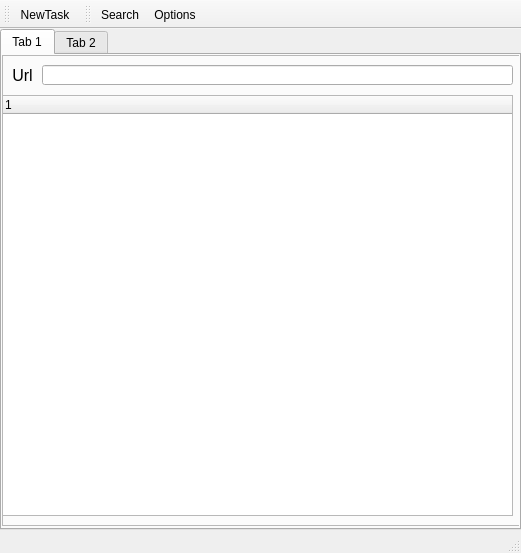
Qt form ImageDownloader/ui/Ui_ImageDownloader.ui (locke12456/ImageDownloader) before a commit.
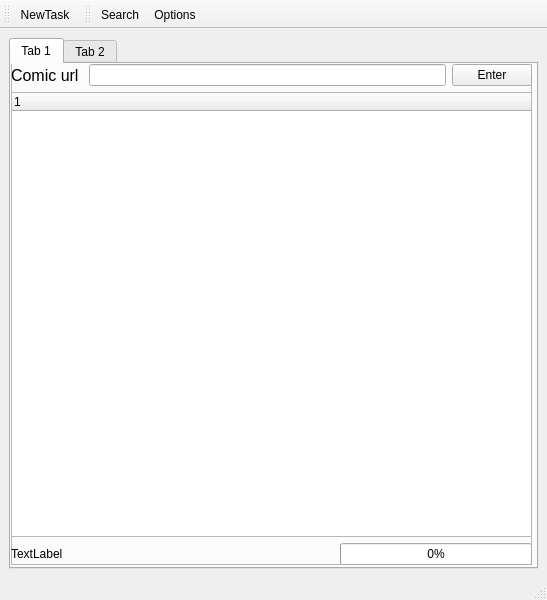
The same form after that commit. Icons and pictures are not drawn.

What changed in the file:
```diff
--- a/ImageDownloader/ui/Ui_ImageDownloader.ui
+++ b/ImageDownloader/ui/Ui_ImageDownloader.ui
@@ -6,8 +6,8 @@
    <rect>
     <x>0</x>
     <y>0</y>
-    <width>521</width>
-    <height>553</height>
+    <width>547</width>
+    <height>600</height>
    </rect>
   </property>
   <property name="minimumSize">
@@ -26,15 +26,9 @@
    <string>ImageDownloader</string>
   </property>
   <widget class="QWidget" name="centralwidget">
+   <layout class="QHBoxLayout" name="horizontalLayout_3">
+    <item>
    <widget class="QTabWidget" name="tabWidget">
-    <property name="geometry">
-     <rect>
-      <x>0</x>
-      <y>0</y>
-      <width>521</width>
-      <height>501</height>
-     </rect>
-    </property>
     <property name="maximumSize">
      <size>
       <width>801</width>
@@ -52,9 +46,9 @@
       <property name="geometry">
        <rect>
         <x>0</x>
-        <y>0</y>
+          <y>-10</y>
         <width>521</width>
-        <height>471</height>
+          <height>511</height>
        </rect>
       </property>
       <property name="frameShape">
@@ -63,63 +57,170 @@
       <property name="frameShadow">
        <enum>QFrame::Raised</enum>
       </property>
-      <widget class="QTreeWidget" name="TreeView_ComicLists">
+        <widget class="QWidget" name="verticalLayoutWidget">
        <property name="geometry">
         <rect>
          <x>0</x>
-         <y>40</y>
-         <width>511</width>
-         <height>421</height>
-        </rect>
-       </property>
-       <property name="contextMenuPolicy">
-        <enum>Qt::CustomContextMenu</enum>
-       </property>
-       <column>
-        <property name="text">
-         <string notr="true">1</string>
-        </property>
-       </column>
-      </widget>
-      <widget class="QLineEdit" name="LineText_ComicUrl">
-       <property name="geometry">
-        <rect>
-         <x>40</x>
          <y>10</y>
-         <width>471</width>
-         <height>20</height>
-        </rect>
-       </property>
-      </widget>
+           <width>521</width>
+           <height>501</height>
+          </rect>
+         </property>
+         <layout class="QVBoxLayout" name="verticalLayout_2">
+          <item>
+           <layout class="QHBoxLayout" name="horizontalLayout">
+            <item>
       <widget class="QLabel" name="Label_Url">
-       <property name="geometry">
-        <rect>
-         <x>0</x>
-         <y>10</y>
-         <width>41</width>
-         <height>20</height>
-        </rect>
-       </property>
        <property name="font">
         <font>
          <pointsize>12</pointsize>
         </font>
        </property>
        <property name="text">
-        <string>Url</string>
+               <string>Comic url </string>
        </property>
        <property name="alignment">
         <set>Qt::AlignCenter</set>
        </property>
       </widget>
-     </widget>
+            </item>
+            <item>
+             <widget class="QLineEdit" name="LineText_ComicUrl"/>
+            </item>
+            <item>
+             <widget class="QPushButton" name="PushButton_Enter">
+              <property name="text">
+               <string>Enter</string>
+              </property>
+             </widget>
+            </item>
+           </layout>
+          </item>
+          <item>
+           <widget class="QTreeWidget" name="TreeView_ComicLists">
+            <property name="contextMenuPolicy">
+             <enum>Qt::CustomContextMenu</enum>
+            </property>
+            <column>
+             <property name="text">
+              <string notr="true">1</string>
+             </property>
+            </column>
+           </widget>
+          </item>
+          <item>
+           <layout class="QHBoxLayout" name="horizontalLayout_2">
+            <item>
+             <widget class="QLabel" name="label">
+              <property name="minimumSize">
+               <size>
+                <width>256</width>
+                <height>0</height>
+               </size>
+              </property>
+              <property name="font">
+               <font>
+                <pointsize>9</pointsize>
+               </font>
+              </property>
+              <property name="text">
+               <string>TextLabel</string>
+              </property>
+             </widget>
+            </item>
+            <item>
+             <spacer name="horizontalSpacer">
+              <property name="orientation">
+               <enum>Qt::Horizontal</enum>
+              </property>
+              <property name="sizeHint" stdset="0">
+               <size>
+                <width>12</width>
+                <height>13</height>
+               </size>
+              </property>
+             </spacer>
+            </item>
+            <item>
+             <widget class="QProgressBar" name="progressBar">
+              <property name="minimumSize">
+               <size>
+                <width>192</width>
+                <height>0</height>
+               </size>
+              </property>
+              <property name="value">
+               <number>0</number>
+              </property>
+             </widget>
+            </item>
+           </layout>
+          </item>
+         </layout>
+        </widget>
+        <zorder>gridLayoutWidget</zorder>
+        <zorder>gridLayoutWidget</zorder>
+        <zorder>gridLayoutWidget</zorder>
+        <zorder>gridLayoutWidget</zorder>
+        <zorder>gridLayoutWidget</zorder>
+        <zorder>gridLayoutWidget</zorder>
+        <zorder>gridLayoutWidget</zorder>
+        <zorder>verticalLayoutWidget</zorder>
+       </widget>
+       <zorder>frame</zorder>
+       <zorder>gridLayoutWidget</zorder>
+       <zorder>TreeView_ComicLists</zorder>
     </widget>
     <widget class="QWidget" name="tab_2">
      <attribute name="title">
       <string>Tab 2</string>
      </attribute>
-    </widget>
-   </widget>
+       <widget class="QWidget" name="verticalLayoutWidget_2">
+        <property name="geometry">
+         <rect>
+          <x>0</x>
+          <y>0</y>
+          <width>521</width>
+          <height>501</height>
+         </rect>
+        </property>
+        <layout class="QVBoxLayout" name="verticalLayout">
+         <item>
+          <widget class="QTreeWidget" name="TreeView_ComicLists_2">
+           <property name="minimumSize">
+            <size>
+             <width>512</width>
+             <height>0</height>
+            </size>
+           </property>
+           <property name="contextMenuPolicy">
+            <enum>Qt::CustomContextMenu</enum>
+           </property>
+           <column>
+            <property name="text">
+             <string notr="true">1</string>
+            </property>
+           </column>
+          </widget>
+         </item>
+         <item>
+          <widget class="QLabel" name="label_2">
+           <property name="text">
+            <string>TextLabel</string>
+           </property>
+          </widget>
+         </item>
+        </layout>
+       </widget>
+      </widget>
+     </widget>
+    </item>
+   </layout>
+   <zorder>gridLayoutWidget</zorder>
+   <zorder>progressBar</zorder>
+   <zorder>horizontalSpacer</zorder>
+   <zorder>label</zorder>
+   <zorder>tabWidget</zorder>
   </widget>
   <widget class="QStatusBar" name="statusbar"/>
   <widget class="QToolBar" name="toolBar">
```
Lines whose indentation alone changed are shown as unchanged.
